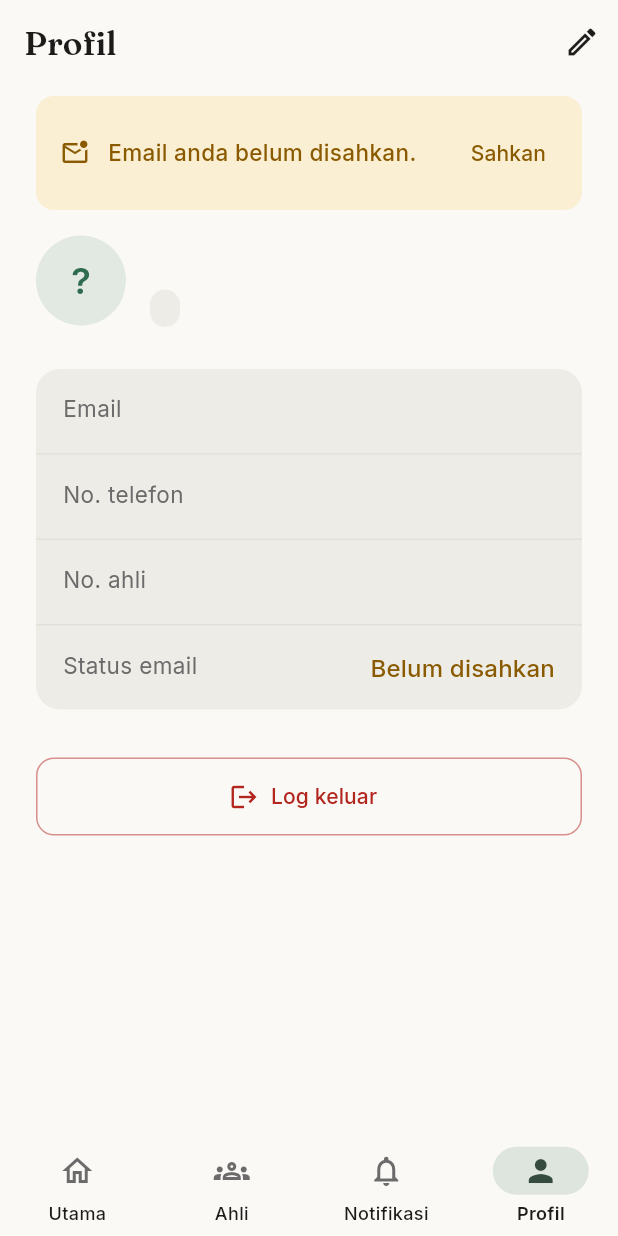
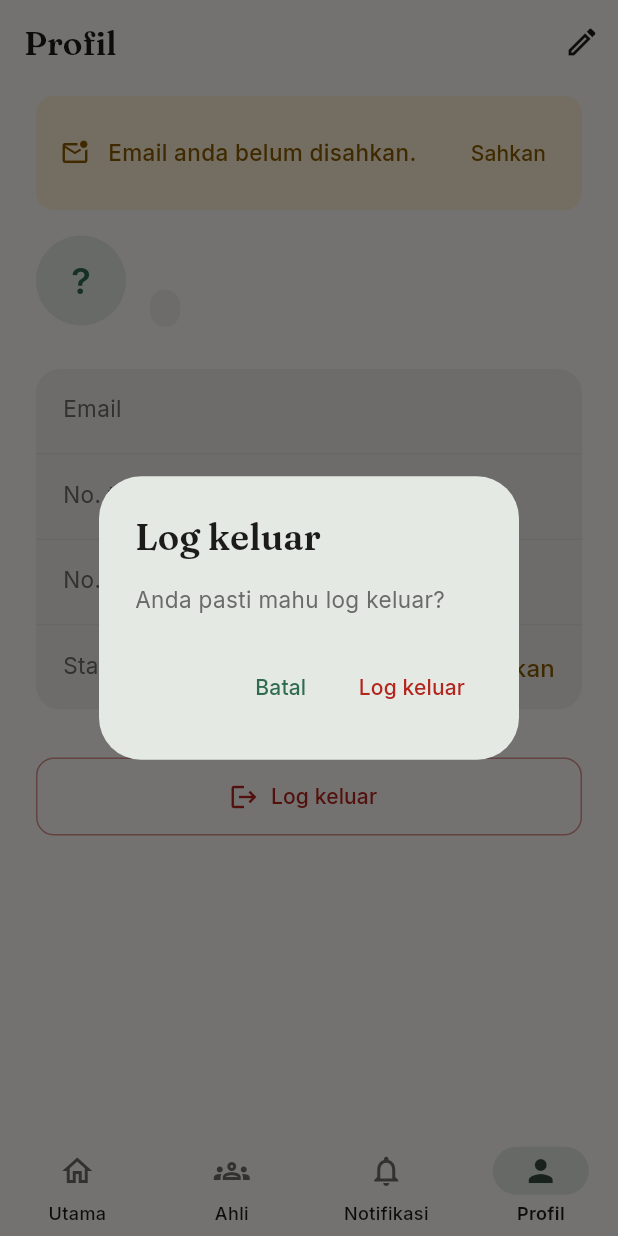
Before and after one commit to hafizbahtiar/marc-flutter, a Flutter app: the screen it shows once a user with an empty profile is signed in, item 4 of the bottom bar chosen, after a tap on "Log keluar", on a phone screen of 412 x 824 dp. Run offline on Flutter 3.47's test engine with Material 3 defaults, Android fonts, the phone set to English and light mode, and no system bars; our stand-ins replace flutter_dotenv, flutter_riverpod, go_router, google_fonts, supabase_flutter; missing offline and left inert: onesignal_flutter; accounts and stored records are empty.

Commit message:
feat: reusable adaptive confirm dialog + logout confirmation
- showConfirmDialog: AlertDialog.adaptive (Cupertino iOS, Material lain)
- logout di profil minta pengesahan (destructive)

Co-Authored-By: Claude Opus 4.8 <noreply@anthropic.com>

````diff
--- a/lib/features/members/members_page.dart
+++ b/lib/features/members/members_page.dart
@@ -29,7 +29,7 @@ class MembersPage extends ConsumerWidget {
             if (rows.isEmpty) {
               return const Center(child: Text('Tiada ahli.'));
             }
-            return RefreshIndicator(
+            return RefreshIndicator.adaptive(
               onRefresh: () async => ref.invalidate(membersProvider),
               child: ListView.separated(
                 padding: const EdgeInsets.symmetric(vertical: 8),
--- a/lib/features/profile/profile_page.dart
+++ b/lib/features/profile/profile_page.dart
@@ -5,6 +5,7 @@ import 'package:supabase_flutter/supabase_flutter.dart';
 import 'package:marc_flutter/features/auth/auth_providers.dart';
 import 'package:marc_flutter/features/profile/profile_providers.dart';
 import 'package:marc_flutter/features/profile/widgets/verify_email_banner.dart';
+import 'package:marc_flutter/shared/widgets/confirm_dialog.dart';
 
 class ProfilePage extends ConsumerWidget {
   const ProfilePage({super.key});
@@ -44,18 +45,29 @@ class ProfilePage extends ConsumerWidget {
             _InfoCard(
               children: [
                 _InfoRow(label: 'Email', value: email),
-                _InfoRow(label: 'No. telefon', value: p?.phone ?? '—'),
-                _InfoRow(label: 'No. ahli', value: p?.memberId ?? '—'),
+                _InfoRow(label: 'No. telefon', value: p?.phone ?? '-'),
+                _InfoRow(label: 'No. ahli', value: p?.memberId ?? '-'),
                 _InfoRow(
                   label: 'Status email',
                   value: verified ? 'Disahkan' : 'Belum disahkan',
-                  valueColor: verified ? scheme.primary : const Color(0xFF8A5A00),
+                  valueColor: verified
+                      ? scheme.primary
+                      : const Color(0xFF8A5A00),
                 ),
               ],
             ),
             const SizedBox(height: 32),
             OutlinedButton.icon(
-              onPressed: () => ref.read(authServiceProvider).signOut(),
+              onPressed: () async {
+                final ok = await showConfirmDialog(
+                  context,
+                  title: 'Log keluar',
+                  message: 'Anda pasti mahu log keluar?',
+                  confirmLabel: 'Log keluar',
+                  isDestructive: true,
+                );
+                if (ok) await ref.read(authServiceProvider).signOut();
+              },
               icon: const Icon(Icons.logout, size: 20),
               label: const Text('Log keluar'),
               style: OutlinedButton.styleFrom(
@@ -63,7 +75,8 @@ class ProfilePage extends ConsumerWidget {
                 minimumSize: const Size.fromHeight(52),
                 side: BorderSide(color: scheme.error.withValues(alpha: 0.5)),
                 shape: RoundedRectangleBorder(
-                    borderRadius: BorderRadius.circular(12)),
+                  borderRadius: BorderRadius.circular(12),
+                ),
               ),
             ),
           ],
@@ -87,8 +100,7 @@ class _Header extends StatelessWidget {
   @override
   Widget build(BuildContext context) {
     final scheme = Theme.of(context).colorScheme;
-    final initial =
-        (name?.isNotEmpty ?? false) ? name![0].toUpperCase() : '?';
+    final initial = (name?.isNotEmpty ?? false) ? name![0].toUpperCase() : '?';
 
     return Row(
       children: [
@@ -116,8 +128,10 @@ class _Header extends StatelessWidget {
               const SizedBox(height: 6),
               if (roleName != null)
                 Container(
-                  padding:
-                      const EdgeInsets.symmetric(horizontal: 10, vertical: 4),
+                  padding: const EdgeInsets.symmetric(
+                    horizontal: 10,
+                    vertical: 4,
+                  ),
                   decoration: BoxDecoration(
                     color: isManagement
                         ? scheme.primary.withValues(alpha: 0.12)
@@ -185,10 +199,9 @@ class _InfoRow extends StatelessWidget {
         children: [
           Text(
             label,
-            style: Theme.of(context)
-                .textTheme
-                .bodyMedium
-                ?.copyWith(color: scheme.onSurfaceVariant),
+            style: Theme.of(
+              context,
+            ).textTheme.bodyMedium?.copyWith(color: scheme.onSurfaceVariant),
           ),
           const SizedBox(width: 16),
           Expanded(
@@ -196,8 +209,8 @@ class _InfoRow extends StatelessWidget {
               value,
               textAlign: TextAlign.right,
               style: Theme.of(context).textTheme.titleMedium?.copyWith(
-                    color: valueColor ?? scheme.onSurface,
-                  ),
+                color: valueColor ?? scheme.onSurface,
+              ),
             ),
           ),
         ],
--- /dev/null
+++ b/lib/shared/widgets/confirm_dialog.dart
@@ -0,0 +1,88 @@
+import 'package:flutter/cupertino.dart';
+import 'package:flutter/material.dart';
+
+/// Dialog pengesahan adaptive yang boleh guna semula.
+///
+/// Cupertino di iOS/macOS, Material di platform lain (guna
+/// `AlertDialog.adaptive`). Pulang `true` bila disahkan, `false`/`null`
+/// bila dibatal atau ditutup.
+///
+/// Contoh:
+/// ```dart
+/// final ok = await showConfirmDialog(
+///   context,
+///   title: 'Log keluar',
+///   message: 'Anda pasti mahu log keluar?',
+///   confirmLabel: 'Log keluar',
+///   isDestructive: true,
+/// );
+/// if (ok) { ... }
+/// ```
+Future<bool> showConfirmDialog(
+  BuildContext context, {
+  required String title,
+  required String message,
+  String confirmLabel = 'Ya',
+  String cancelLabel = 'Batal',
+  bool isDestructive = false,
+}) async {
+  final result = await showAdaptiveDialog<bool>(
+    context: context,
+    builder: (ctx) => AlertDialog.adaptive(
+      title: Text(title),
+      content: Text(message),
+      actions: [
+        _AdaptiveAction(
+          label: cancelLabel,
+          onPressed: () => Navigator.of(ctx).pop(false),
+        ),
+        _AdaptiveAction(
+          label: confirmLabel,
+          isDefault: true,
+          isDestructive: isDestructive,
+          onPressed: () => Navigator.of(ctx).pop(true),
+        ),
+      ],
+    ),
+  );
+  return result ?? false;
+}
+
+class _AdaptiveAction extends StatelessWidget {
+  const _AdaptiveAction({
+    required this.label,
+    required this.onPressed,
+    this.isDefault = false,
+    this.isDestructive = false,
+  });
+
+  final String label;
+  final VoidCallback onPressed;
+  final bool isDefault;
+  final bool isDestructive;
+
+  @override
+  Widget build(BuildContext context) {
+    final platform = Theme.of(context).platform;
+    final isApple =
+        platform == TargetPlatform.iOS || platform == TargetPlatform.macOS;
+
+    if (isApple) {
+      return CupertinoDialogAction(
+        onPressed: onPressed,
+        isDefaultAction: isDefault,
+        isDestructiveAction: isDestructive,
+        child: Text(label),
+      );
+    }
+
+    return TextButton(
+      onPressed: onPressed,
+      style: isDestructive
+          ? TextButton.styleFrom(
+              foregroundColor: Theme.of(context).colorScheme.error)
+          : null,
+      child: Text(label),
+    );
+  }
+}
````
